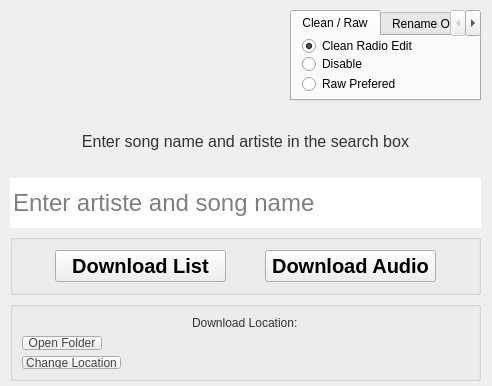
ktappdev/YTDownloader_PYQT5, file MainUiWindow.ui: the form before one commit.
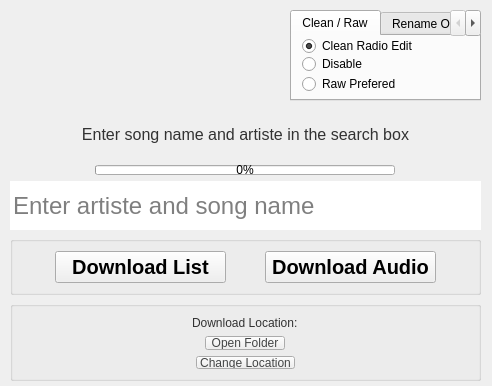
The form after the commit. Icons and pictures are not drawn.

Commit message: Stable on windows

```diff
--- a/MainUiWindow.ui
+++ b/MainUiWindow.ui
@@ -64,6 +64,31 @@
        </property>
       </widget>
      </item>
+     <item alignment="Qt::AlignHCenter">
+      <widget class="QProgressBar" name="progressBar">
+       <property name="minimumSize">
+        <size>
+         <width>300</width>
+         <height>0</height>
+        </size>
+       </property>
+       <property name="maximumSize">
+        <size>
+         <width>300</width>
+         <height>10</height>
+        </size>
+       </property>
+       <property name="value">
+        <number>0</number>
+       </property>
+       <property name="alignment">
+        <set>Qt::AlignCenter</set>
+       </property>
+       <property name="format">
+        <string>%p%</string>
+       </property>
+      </widget>
+     </item>
      <item>
       <layout class="QHBoxLayout" name="horizontalLayout_4">
        <property name="spacing">
@@ -214,7 +239,7 @@
           </property>
          </widget>
         </item>
-        <item alignment="Qt::AlignLeft">
+        <item alignment="Qt::AlignHCenter">
          <widget class="QPushButton" name="open_folder">
           <property name="font">
            <font>
@@ -238,7 +263,7 @@
           </property>
          </widget>
         </item>
-        <item alignment="Qt::AlignLeft">
+        <item alignment="Qt::AlignHCenter">
          <widget class="QPushButton" name="change_location_button">
           <property name="font">
            <font>
```
The commit also changes 2 other files.
